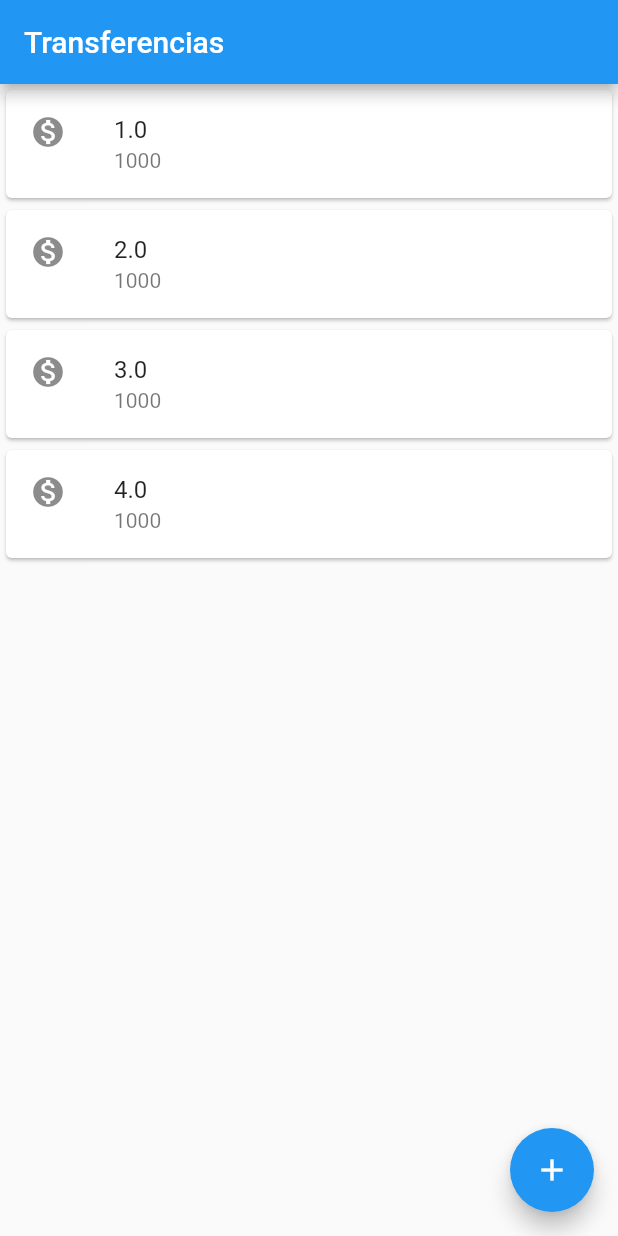
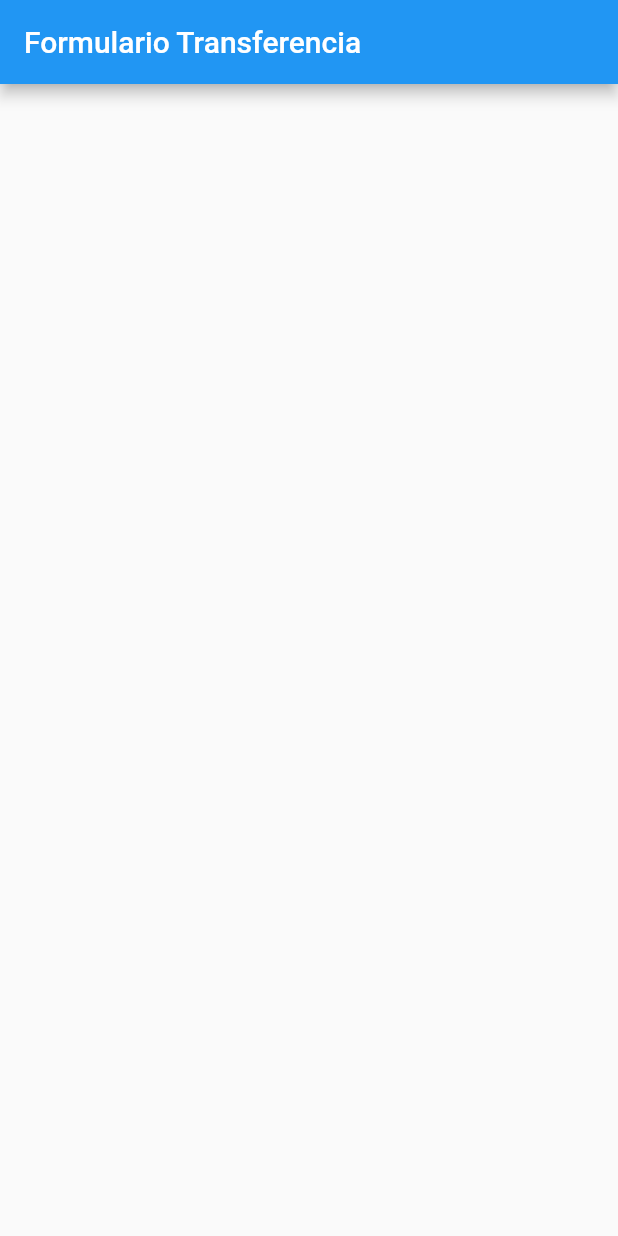
Before and after one commit to andytsunami/bytebank, a Flutter app: the screen it shows after launch, on a phone screen of 412 x 824 dp. Run offline on Flutter 3.47's test engine with Material 2 defaults, Android fonts, the phone set to English and light mode, and no system bars.

Commit message:
Preparando formulario de transferencia

```diff
--- a/lib/main.dart
+++ b/lib/main.dart
@@ -1,8 +1,7 @@
 import 'package:flutter/cupertino.dart';
 import 'package:flutter/material.dart';
 
-void main() => runApp(MaterialApp(
-        home: ListaTransferencia()));
+void main() => runApp(MaterialApp(home: FormularioTransferencia()));
 
 class ListaTransferencia extends StatelessWidget {
   @override
@@ -16,9 +15,7 @@ class ListaTransferencia extends StatelessWidget {
         ItemTransferencia(Transferencia(2.000, 1000)),
         ItemTransferencia(Transferencia(3.000, 1000)),
         ItemTransferencia(Transferencia(4.000, 1000)),
-
       ]),
-
       floatingActionButton: FloatingActionButton(
         child: Icon(Icons.add),
       ),
@@ -49,3 +46,15 @@ class Transferencia {
 
   Transferencia(this._valor, this._conta);
 }
+
+class FormularioTransferencia extends StatelessWidget {
+  @override
+  Widget build(BuildContext context) {
+    return Scaffold(
+      appBar: AppBar(
+        title: Text("Formulario Transferencia")
+        ,
+      ),
+    );
+  }
+}
```
